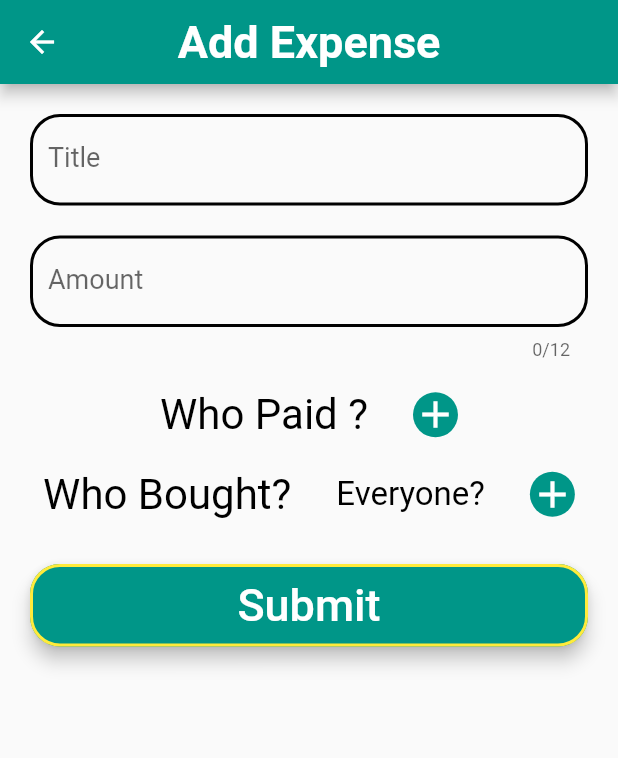
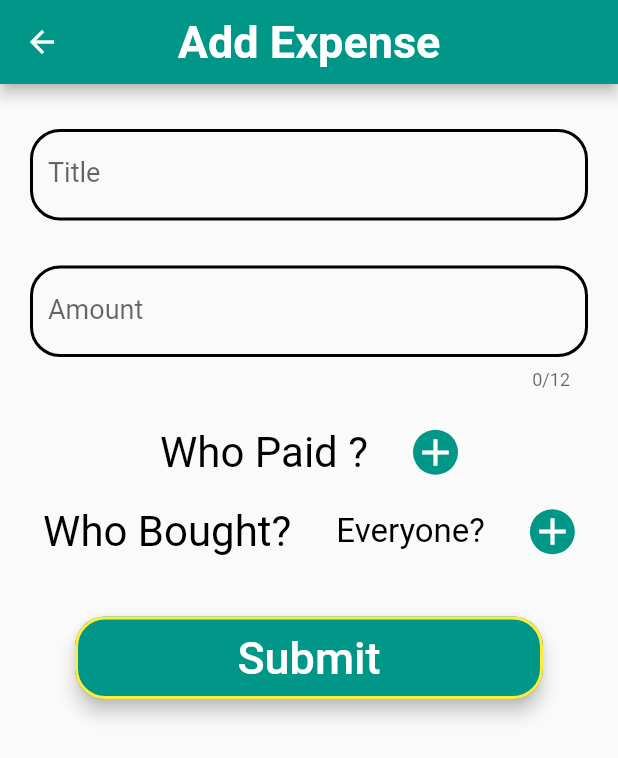
Before and after one commit to misra1702/SplitEz, a Flutter app: the AskExp screen opened by its route, on a phone screen of 412 x 824 dp. Shown: the top 758 px of the screen. Run offline on Flutter 3.47's test engine with Material 2 defaults, Android fonts, the phone set to English and light mode, and no system bars; our stand-ins replace google_fonts, hive, hive_flutter, native_pdf_view, pdf, permission_handler and 1 more; missing offline and left inert: fluttercontactpicker; accounts and stored records are empty; Roboto replaces fonts that are missing (Kreon).

Commit message:
corrected askExp.dart

```diff
--- a/lib/globals.dart
+++ b/lib/globals.dart
@@ -27,6 +27,9 @@ class Globals {
   static TextStyle cardTextStyle = GoogleFonts.kreon(
     fontSize: 28,
     color: Colors.white,
+  );
+  static TextStyle cardAskTextStyle = GoogleFonts.kreon(
+    fontSize: 16,
   );
   static TextStyle numHeadingTextStyle = GoogleFonts.kreon(
     fontSize: 35,
--- a/lib/screens/askExp.dart
+++ b/lib/screens/askExp.dart
@@ -59,11 +59,16 @@ class _ExpensesBodyState extends State<ExpensesBody> {
     print("Inside askExp and grpName is ${cGrp.grpName}");
 
     return ListView(
-      padding: EdgeInsets.all(20),
       children: [
-        titleExp(),
+        Padding(
+          padding: const EdgeInsets.fromLTRB(20, 30, 20, 5),
+          child: titleExp(),
+        ),
         SizedBox(height: 20),
-        amountExp(context),
+        Padding(
+          padding: const EdgeInsets.fromLTRB(20, 5, 20, 5),
+          child: amountExp(context),
+        ),
         SizedBox(height: 20),
         WhoPaidList(
             context: context, cExp: cExp, cGrp: cGrp, contactId: contactId),
@@ -71,13 +76,16 @@ class _ExpensesBodyState extends State<ExpensesBody> {
         WhoBoughtList(
             context: context, cExp: cExp, cGrp: cGrp, contactId: contactId),
         SizedBox(height: 30),
-        SubmitButton(
+        Padding(
+          padding: const EdgeInsets.fromLTRB(50, 10, 50, 0),
+          child: SubmitButton(
               amountController: amountController,
               titleController: titleController,
               cGrp: cGrp,
               cExp: cExp,
               context: context,
               contactId: contactId),
+        ),
       ],
     );
   }
@@ -332,10 +340,11 @@ class _WhoPaidListState extends State<WhoPaidList> {
       );
     }
     var cList = Container(
-      height: MediaQuery.of(context).size.height / 4,
       width: MediaQuery.of(context).size.width,
+      height: 100,
       child: ListView.builder(
         shrinkWrap: true,
+        scrollDirection: Axis.horizontal,
         itemCount: indices.length,
         itemBuilder: (context, index) {
           String name = widget.cGrp.grpContacts[indices[index]]?.name ?? "";
@@ -352,28 +361,34 @@ class _WhoPaidListState extends State<WhoPaidList> {
             elevation: 5,
             child: Padding(
               padding: const EdgeInsets.all(8.0),
+              child: Container(
+                height: 100,
+                width: MediaQuery.of(context).size.width / 2,
                 child: ListTile(
                   key: ValueKey(index),
-                title: Text(
-                  name,
-                  style: GoogleFonts.kreon(
-                    fontSize: 22,
-                    fontWeight: FontWeight.bold,
-                  ),
-                ),
+                  title: Text(name, style: Globals.cardAskTextStyle),
                   subtitle: Text(
                     amount,
                     style: GoogleFonts.kreon(
-                    fontSize: 20,
+                      fontSize: 16,
                       fontWeight: FontWeight.bold,
                       color: Colors.teal,
                     ),
                   ),
-                trailing: IconButton(
-                  icon: Icon(Icons.delete),
-                  onPressed: () {
+                  // trailing: IconButton(
+                  //   icon: Icon(
+                  //     Icons.delete,
+                  //     // size: Globals.appBarIconSize,
+                  //   ),
+                  //   onPressed: () {
+                  //     context.read<CNGroup>().deleteWhoPaid(indices[index]);
+                  //   },
+                  // ),
+                  trailing: GestureDetector(
+                      child: Icon(Icons.delete),
+                      onTap: () {
                         context.read<CNGroup>().deleteWhoPaid(indices[index]);
-                  },
+                      }),
                 ),
               ),
             ),
@@ -485,9 +500,10 @@ class _WhoBoughtListState extends State<WhoBoughtList> {
       );
     }
     var cList = Container(
-      height: MediaQuery.of(context).size.height / 4,
+      height: 100,
       width: MediaQuery.of(context).size.width,
       child: ListView.builder(
+        scrollDirection: Axis.horizontal,
         itemCount: indices.length,
         itemBuilder: (context, index) {
           String name = widget.cGrp.grpContacts[indices[index]]?.name ?? "";
@@ -500,19 +516,21 @@ class _WhoBoughtListState extends State<WhoBoughtList> {
             key: ValueKey(index),
             shape:
                 RoundedRectangleBorder(borderRadius: BorderRadius.circular(20)),
-            margin: EdgeInsets.all(2),
+            margin: EdgeInsets.all(5),
+            shadowColor: Theme.of(context).primaryColor,
+            elevation: 5,
+            child: Container(
+              height: MediaQuery.of(context).size.height / 5,
+              width: MediaQuery.of(context).size.width / 2,
               child: ListTile(
                 title: Text(
                   name,
-                style: GoogleFonts.kreon(
-                  fontSize: 22,
-                  fontWeight: FontWeight.bold,
-                ),
+                  style: Globals.cardAskTextStyle,
                 ),
                 subtitle: Text(
                   amount,
                   style: GoogleFonts.kreon(
-                  fontSize: 22,
+                    fontSize: 16,
                     fontWeight: FontWeight.bold,
                     color: Colors.red,
                   ),
@@ -522,6 +540,7 @@ class _WhoBoughtListState extends State<WhoBoughtList> {
                   onPressed: () {
                     context.read<CNGroup>().deleteWhoBought(indices[index]);
                   },
+                ),
               ),
             ),
           );
```
Lines whose indentation alone changed are shown as unchanged.
